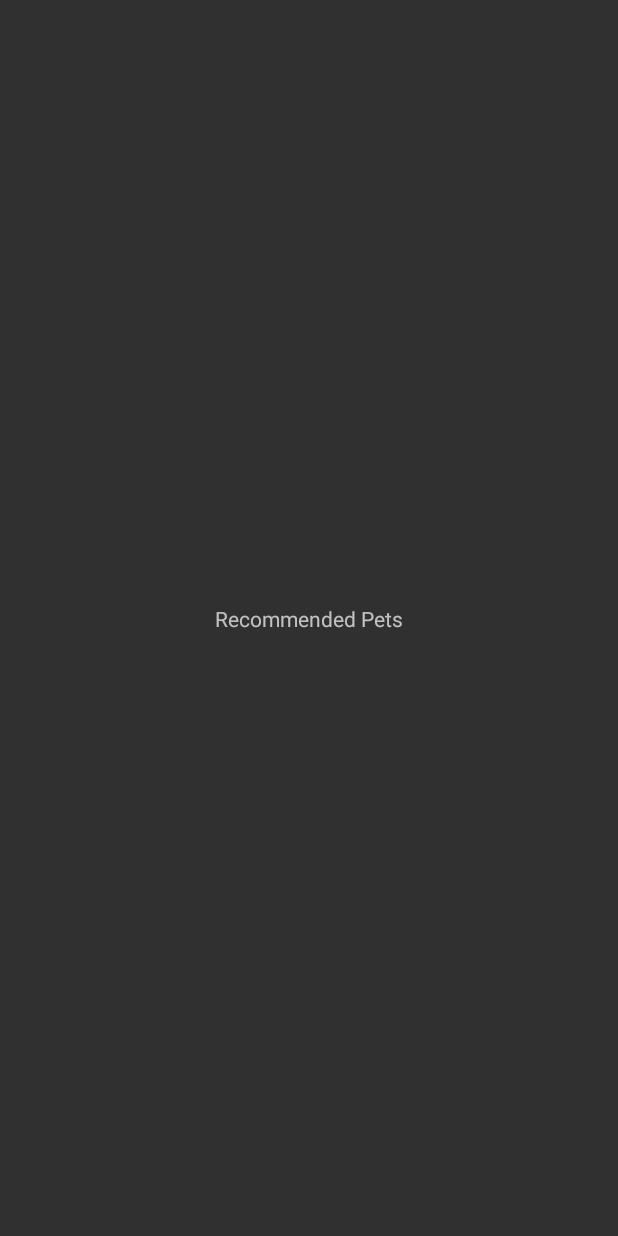
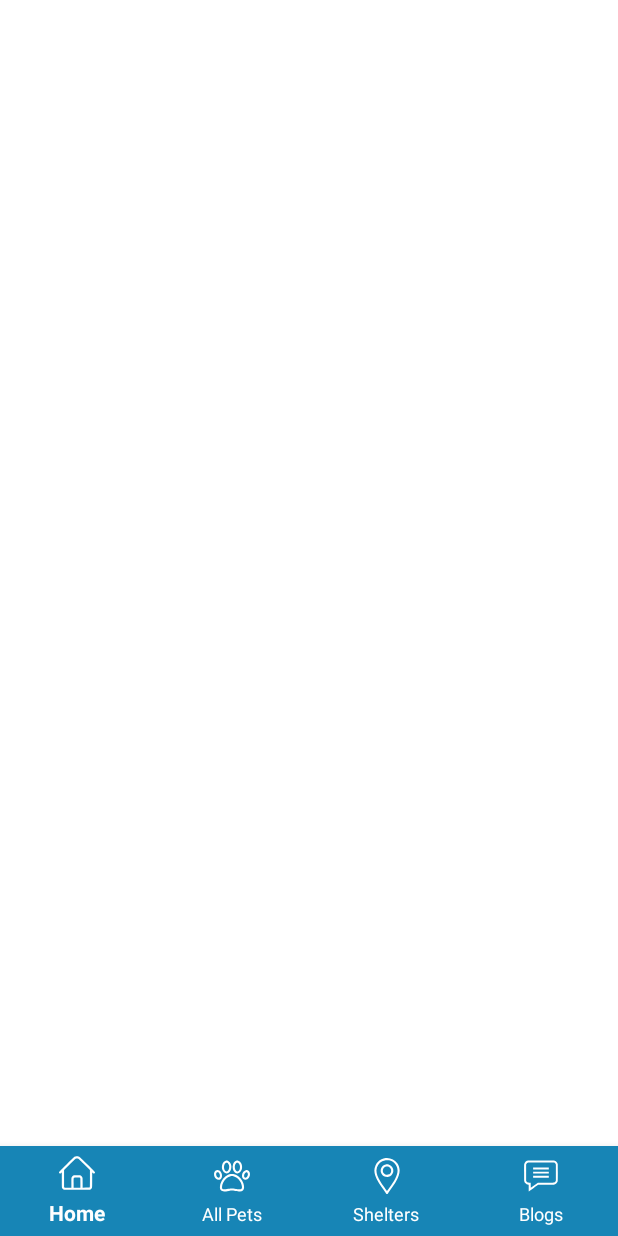
Before and after one commit to alyssaariasss/happytail-app, an Android app: the RecommendedPets screen opened directly, with no data from a screen before it, on a phone screen of 412 x 824 dp. Before the commit the screen is almost empty. Run offline under Robolectric (Android 15) with nearby library versions, the phone set to English and light mode, and no system bars.

Commit message:
added bottom navigation bar

```diff
--- /dev/null
+++ b/app/src/main/res/drawable/comment.xml
@@ -0,0 +1,22 @@
+<vector xmlns:android="http://schemas.android.com/apk/res/android"
+    android:width="512dp"
+    android:height="512dp"
+    android:viewportWidth="512"
+    android:viewportHeight="512">
+  <path
+      android:pathData="M74.9,35.1c-27.8,3 -50,22.4 -57,49.7 -1.8,7.2 -1.9,12.2 -1.9,122.2 0,110.9 0.1,114.9 2,122.4 3.1,12.3 8.1,20.9 17.9,30.6 6.5,6.4 10.5,9.5 16.1,12.2 8.2,4.1 18.1,6.8 24.8,6.8l4.2,-0 0,48c0,33.5 0.3,48 1.1,48 0.6,-0 30.4,-20.4 66.2,-45.4 35.9,-24.9 67,-46.5 69.1,-48l3.9,-2.6 109.2,-0 109.3,-0 7.8,-2.3c22.4,-6.5 39.6,-24 46.1,-46.7 1.7,-6.1 1.8,-13 1.8,-123 0,-110 -0.1,-116.9 -1.8,-123 -5.2,-18.2 -18,-34.2 -33.7,-41.8 -17,-8.4 1.4,-7.6 -199,-7.8 -98.2,-0.1 -181.9,0.2 -186.1,0.7zM442.5,65.1c10.4,3.9 18.3,11.7 22.7,22.6l2.3,5.8 0,113.5 0,113.5 -2.3,5.8c-4.4,10.9 -12.3,18.7 -22.7,22.6 -5.5,2.1 -6.5,2.1 -118,2.1l-112.5,-0 -50.7,35.3 -50.8,35.4 -0.5,-35.1 -0.5,-35.1 -18.5,-0.5c-12.1,-0.4 -19.7,-1.1 -22,-2 -9.5,-3.7 -16.9,-10.6 -21.4,-20l-3.1,-6.5 0,-115.5 0,-115.5 2.7,-5.7c3.6,-7.8 7.3,-12.2 13.6,-16.4 9.9,-6.6 -3.7,-6.2 194.9,-6.3l181.2,-0.1 5.6,2.1z"
+      android:fillColor="#FFFFFF"
+      android:strokeColor="#00000000"/>
+  <path
+      android:pathData="M144,148l0,14 111.5,-0 111.5,-0 0,-14 0,-14 -111.5,-0 -111.5,-0 0,14z"
+      android:fillColor="#FFFFFF"
+      android:strokeColor="#00000000"/>
+  <path
+      android:pathData="M144,208l0,14 111.5,-0 111.5,-0 0,-14 0,-14 -111.5,-0 -111.5,-0 0,14z"
+      android:fillColor="#FFFFFF"
+      android:strokeColor="#00000000"/>
+  <path
+      android:pathData="M144,268l0,14 111.5,-0 111.5,-0 0,-14 0,-14 -111.5,-0 -111.5,-0 0,14z"
+      android:fillColor="#FFFFFF"
+      android:strokeColor="#00000000"/>
+</vector>
--- /dev/null
+++ b/app/src/main/res/drawable/home_nav.xml
@@ -0,0 +1,10 @@
+<vector xmlns:android="http://schemas.android.com/apk/res/android"
+    android:width="512dp"
+    android:height="512dp"
+    android:viewportWidth="512"
+    android:viewportHeight="512">
+  <path
+      android:pathData="M243.8,17c-7.4,1.3 -14.6,3.9 -23.3,8.3 -7.8,3.9 -10.4,6.4 -113.7,109.6 -115,114.9 -108.1,107.3 -106.3,116.8 0.9,4.8 7.1,10.9 12,11.9 6.9,1.3 10.1,-0.2 19.1,-8.8l8.4,-8.1 0,103.9c0,113.9 -0.1,111.3 6,121.8 3.5,6.1 11.8,14.4 18,17.9 10.5,6 1.3,5.8 195.2,5.5l177.3,-0.3 6.9,-2.9c8.2,-3.5 18.1,-12.3 22.6,-20 6.1,-10.8 6,-7.9 6,-122l0,-103.9 8.4,8.1c9,8.6 12.2,10.1 19.1,8.8 4.9,-1 11.1,-7.1 12,-11.9 1.8,-9.5 8.6,-1.9 -105.8,-116.3 -114.6,-114.5 -109.1,-109.6 -127,-115.6 -7.1,-2.3 -11.1,-3 -19.6,-3.3 -5.8,-0.2 -12.7,-0 -15.3,0.5zM266.5,49.6c3.3,0.8 8,2.7 10.5,4.1 2.7,1.5 35.3,33.3 83.8,81.7l79.2,79.1 0,119c0,111.3 -0.1,119.2 -1.8,122.4 -0.9,1.9 -3,4.4 -4.5,5.5 -2.8,2 -4.1,2.1 -50.3,2.4l-47.4,0.3 0,-65.5c0,-44 -0.4,-67.2 -1.1,-70.8 -3.9,-18.7 -20,-34.8 -38.7,-38.7 -7.1,-1.5 -73.3,-1.5 -80.4,-0 -18.7,3.9 -34.8,20 -38.7,38.7 -0.7,3.6 -1.1,26.8 -1.1,70.7l0,65.5 -46.2,-0c-51.6,-0 -50.9,0.1 -55.5,-6.9l-2.3,-3.4 0,-119.6 0,-119.6 79.3,-79.1c48.6,-48.6 80.9,-80.2 83.7,-81.7 9.5,-5.4 20.9,-6.9 31.5,-4.1zM292.7,321.5c5,2.1 7.2,4.2 9.4,9 1.7,3.7 1.9,8.1 1.9,68.7l0,64.8 -48,-0 -48,-0 0,-64.5c0,-55.8 0.2,-65.1 1.5,-68.2 2.1,-5 4.2,-7.2 9,-9.4 3.6,-1.7 7.1,-1.9 37.3,-1.9 27.7,-0 33.9,0.3 36.9,1.5z"
+      android:fillColor="#FFFFFF"
+      android:strokeColor="#00000000"/>
+</vector>
--- /dev/null
+++ b/app/src/main/res/drawable/location.xml
@@ -0,0 +1,14 @@
+<vector xmlns:android="http://schemas.android.com/apk/res/android"
+    android:width="512dp"
+    android:height="512dp"
+    android:viewportWidth="512"
+    android:viewportHeight="512">
+  <path
+      android:pathData="M236,1.1c-20.2,2.3 -39.6,8 -58.5,17.3 -37.6,18.5 -65.6,46.6 -83.5,83.9 -32.6,67.6 -21,140.3 38.3,239.7 16.9,28.3 32.6,51.7 72.2,107.5 13.2,18.7 27.9,39.6 32.7,46.5 9,13.1 12.4,16 18.8,16 6.4,-0 9.8,-2.9 18.8,-16 4.8,-6.9 19.5,-27.8 32.7,-46.5 38.8,-54.6 55.9,-80.1 72.4,-107.9 53.3,-89.7 67.4,-155 47,-218.1 -3.8,-11.7 -14.1,-32.6 -21.8,-44 -36.8,-55 -103.3,-85.8 -169.1,-78.4zM285.5,33c68.1,14.3 117,71.4 120.2,140.5 1.6,33.3 -8.4,70.1 -31.7,116.5 -18.3,36.5 -38.5,68.2 -92,143.8 -14,19.9 -25.7,36.1 -26,36.1 -0.3,-0 -3.1,-3.7 -6.2,-8.2 -3.1,-4.5 -15.4,-21.9 -27.3,-38.7 -23.6,-33.2 -47.1,-67.9 -58.2,-86 -41.5,-67.6 -60.1,-119.9 -58,-163.5 2.6,-54.7 33.4,-102.3 82.7,-127.4 15,-7.7 31.1,-12.6 49,-15.1 10.6,-1.5 36.1,-0.4 47.5,2z"
+      android:fillColor="#FFFFFF"
+      android:strokeColor="#00000000"/>
+  <path
+      android:pathData="M238,91.9c-33.9,7.4 -60.1,32.3 -69.1,65.6 -1.8,6.5 -2.2,10.7 -2.2,22.5 0,11.8 0.4,16 2.2,22.5 8.8,32.4 34,57 66.8,65.2 10.3,2.6 32.3,2.3 42.8,-0.6 31.7,-8.5 56,-32.9 64.6,-64.6 1.8,-6.5 2.2,-10.7 2.2,-22.5 0,-11.8 -0.4,-16 -2.2,-22.5 -8.6,-31.8 -33.2,-56.4 -64.6,-64.6 -11.6,-3 -29.4,-3.5 -40.5,-1zM270.4,122c11.3,2.9 19,7.3 27.6,16 8.7,8.6 13.1,16.3 16,27.6 3.6,14.1 1.7,29.5 -5.2,42.7 -4.4,8.2 -16.5,20.3 -24.5,24.5 -13.3,7 -28.6,8.8 -42.7,5.2 -11.1,-2.8 -18.9,-7.3 -27.6,-16 -8.7,-8.6 -13.1,-16.2 -16,-27.6 -3.6,-14.1 -1.8,-29.4 5.2,-42.7 4.2,-8 16.3,-20.1 24.5,-24.5 13.2,-7 28.6,-8.8 42.7,-5.2z"
+      android:fillColor="#FFFFFF"
+      android:strokeColor="#00000000"/>
+</vector>
--- /dev/null
+++ b/app/src/main/res/drawable/paw.xml
@@ -0,0 +1,26 @@
+<vector xmlns:android="http://schemas.android.com/apk/res/android"
+    android:width="512dp"
+    android:height="512dp"
+    android:viewportWidth="512"
+    android:viewportHeight="512">
+  <path
+      android:pathData="M167,37.5c-19.2,5.3 -36,21.3 -45.6,43.4 -10.7,24.8 -12.2,57.6 -3.8,84.1 10.6,33.8 34.1,55 60.9,55.2 9.8,-0 16.1,-1.4 24.1,-5.3 32.7,-16.1 50.8,-63.9 41.9,-110.6 -6.1,-32 -24.8,-57.2 -49,-65.7 -6.9,-2.5 -21.5,-3 -28.5,-1.1zM187.5,67.6c10.1,3.5 21.8,19.6 26,35.9 7.6,29.2 0.5,63 -16.4,78.8 -6.2,5.8 -11,8 -17.6,8 -7.1,-0 -13.1,-3 -19.6,-9.9 -6.5,-6.9 -12,-17.4 -15,-28.9 -2.6,-9.7 -3.2,-32.3 -1.1,-42 4.6,-21.2 15.6,-37.7 27.9,-42.1 5.1,-1.8 10,-1.7 15.8,0.2z"
+      android:fillColor="#FFFFFF"
+      android:strokeColor="#00000000"/>
+  <path
+      android:pathData="M323.5,36.7c-23.5,5.2 -42.5,24.5 -52.1,52.7 -14.3,41.8 -2.7,94.5 25.9,117.6 11.5,9.3 22.2,13.2 36.2,13.2 26.8,-0.2 50.3,-21.4 60.9,-55.2 8.4,-26.5 6.9,-59.3 -3.8,-84.1 -9.7,-22.4 -26.8,-38.5 -46.1,-43.4 -5.5,-1.4 -16.5,-1.8 -21,-0.8zM344.4,69.4c10.7,6.2 19.7,21.5 23.7,40.1 2.2,9.6 1.6,32.3 -1,42 -3,11.5 -8.5,22 -15,28.9 -6.5,6.9 -12.5,9.9 -19.6,9.9 -6.6,-0 -11.4,-2.2 -17.6,-8 -16.9,-15.8 -24,-49.6 -16.4,-78.8 4.1,-15.8 15.9,-32.3 25.6,-35.9 6.2,-2.2 14.7,-1.5 20.3,1.8z"
+      android:fillColor="#FFFFFF"
+      android:strokeColor="#00000000"/>
+  <path
+      android:pathData="M37,173.9c-8.9,2.9 -14.1,6 -20,12 -6.4,6.5 -10.8,14.5 -14.2,25.1 -1.9,6.3 -2.3,9.6 -2.2,20.5 0.1,15.2 2.3,25.2 8.3,38 4.9,10.1 8.3,15.1 15.6,22.6 35.4,36.1 85.3,17.4 89.4,-33.6 1.7,-21.1 -3.9,-41.4 -16.5,-59.1 -14.8,-21 -40.7,-31.9 -60.4,-25.5zM58.5,204.4c10.2,4.8 20.4,18.6 24,32.7 2.6,9.8 1.8,24.7 -1.6,32 -3.8,8 -8.5,11.4 -15.8,11.4 -7.2,-0 -12.1,-2.4 -19.2,-9.5 -10.2,-10.1 -16.7,-27.9 -15.5,-42.7 1.7,-20.8 13.4,-30.8 28.1,-23.9z"
+      android:fillColor="#FFFFFF"
+      android:strokeColor="#00000000"/>
+  <path
+      android:pathData="M452.7,173c-12.4,2.1 -29.1,13.6 -38.1,26.4 -22.6,31.8 -22.8,73.9 -0.5,97.2 10.1,10.4 21.9,15.1 35.9,14.1 17.1,-1.2 34.9,-12.3 46.3,-28.9 4.7,-6.8 10.3,-19.6 12.8,-28.8 3.3,-12.4 3.3,-31.5 0.1,-42 -3.4,-10.6 -7.8,-18.6 -14.2,-25.1 -11.1,-11.3 -25.5,-15.7 -42.3,-12.9zM468.3,203.1c7.6,3.9 12.3,12.9 13.3,25.2 1.2,14.8 -5.3,32.6 -15.5,42.7 -7.1,7.1 -12,9.5 -19.2,9.5 -7.3,-0 -12,-3.4 -15.8,-11.4 -2.1,-4.6 -2.7,-7.3 -2.9,-15.6 -0.6,-16.7 4.1,-29.7 14.7,-40.8 8.5,-9 18.9,-12.9 25.4,-9.6z"
+      android:fillColor="#FFFFFF"
+      android:strokeColor="#00000000"/>
+  <path
+      android:pathData="M238,227.6c-16,2.9 -25.8,5.9 -38.5,11.7 -47.2,21.5 -88.6,70.1 -106.3,124.7 -4.6,14.3 -6.6,23.5 -8.1,37.2 -3.1,27.8 1.2,45.4 14.3,58.3 11.1,10.9 23.1,15.3 44.6,16.2 15,0.6 26.1,-0.7 66.5,-7.6 45.6,-7.8 43.8,-7.8 94.5,0.9 33.7,5.8 49.7,7.5 64,6.7 36.4,-2 56.5,-20.2 58.7,-53.2 1,-16.6 -2.1,-37.6 -8.9,-58.5 -17.7,-54.6 -59.2,-103.3 -106.3,-124.7 -20.1,-9.2 -30.3,-11.4 -53.5,-11.8 -10.2,-0.2 -19.6,-0.1 -21,0.1zM275.2,258.5c37.2,7.8 72.1,34.7 96.4,74.6 15.6,25.5 24.7,53 26.1,78.9 0.7,13.4 -1.1,20.6 -6.6,26.1 -5.9,5.9 -12.4,7.4 -31.1,7.3 -16.1,-0.1 -17.8,-0.3 -64,-8.2 -38.7,-6.7 -45,-6.6 -90.5,1.3 -38.5,6.7 -40,6.9 -55.5,6.9 -11.2,0.1 -15.8,-0.3 -20.2,-1.7 -12.1,-3.7 -16.6,-13 -15.5,-32 2.3,-39.4 22.3,-82.1 53.1,-113.2 21.6,-21.8 43.2,-34.4 68.6,-39.9 8.9,-1.9 30,-2 39.2,-0.1z"
+      android:fillColor="#FFFFFF"
+      android:strokeColor="#00000000"/>
+</vector>
--- a/app/src/main/res/layout/activity_recommended_pets.xml
+++ b/app/src/main/res/layout/activity_recommended_pets.xml
@@ -4,15 +4,29 @@
     xmlns:tools="http://schemas.android.com/tools"
     android:layout_width="match_parent"
     android:layout_height="match_parent"
+    android:background="@color/white"
     tools:context=".RecommendedPets">
 
-    <TextView
-        android:id="@+id/textView5"
-        android:layout_width="wrap_content"
-        android:layout_height="wrap_content"
-        android:text="Recommended Pets"
+    <FrameLayout
+        android:layout_width="0dp"
+        android:layout_height="0dp"
+        app:layout_constraintBottom_toTopOf="@+id/bottomNavigationView"
+        app:layout_constraintEnd_toEndOf="parent"
+        app:layout_constraintStart_toStartOf="parent"
+        app:layout_constraintTop_toTopOf="parent">
+
+    </FrameLayout>
+
+    <com.google.android.material.bottomnavigation.BottomNavigationView
+        android:id="@+id/bottomNavigationView"
+        android:layout_width="match_parent"
+        android:layout_height="60dp"
+        android:background="@color/primary_blue"
+        app:itemTextColor="@color/white"
+        app:itemIconTint="@color/white"
+        app:labelVisibilityMode="labeled"
         app:layout_constraintBottom_toBottomOf="parent"
         app:layout_constraintEnd_toEndOf="parent"
         app:layout_constraintStart_toStartOf="parent"
-        app:layout_constraintTop_toTopOf="parent" />
+        app:menu="@menu/bottom_navigation"/>
 </androidx.constraintlayout.widget.ConstraintLayout>
--- /dev/null
+++ b/app/src/main/res/menu/bottom_navigation.xml
@@ -0,0 +1,20 @@
+<?xml version="1.0" encoding="utf-8"?>
+<menu xmlns:android="http://schemas.android.com/apk/res/android">
+
+    <item
+        android:id="@+id/home"
+        android:icon="@drawable/home_nav"
+        android:title="@string/home" />
+    <item
+        android:id="@+id/pets"
+        android:icon="@drawable/paw"
+        android:title="@string/all_pets" />
+    <item
+        android:id="@+id/shelter"
+        android:icon="@drawable/location"
+        android:title="@string/shelters" />
+    <item
+        android:id="@+id/blog"
+        android:icon="@drawable/comment"
+        android:title="@string/blogs" />
+</menu>
--- a/app/src/main/res/values/strings.xml
+++ b/app/src/main/res/values/strings.xml
@@ -35,4 +35,8 @@
     <string name="proceed_to_the_homepage">We hope you had a good time taking our suitability test. You can now browse our recommended pets for you or proceed to the homepage.</string>
     <string name="browse_recommended_pets">Browse Recommended Pets</string>
     <string name="homepage">Homepage</string>
+    <string name="home">Home</string>
+    <string name="all_pets">All Pets</string>
+    <string name="shelters">Shelters</string>
+    <string name="blogs">Blogs</string>
 </resources>
```
